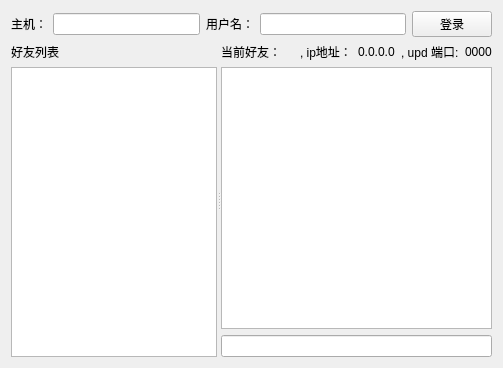
The window that client/client_program.ui (prwang/tcp_practice) describes before a commit, drawn with Qt 5.
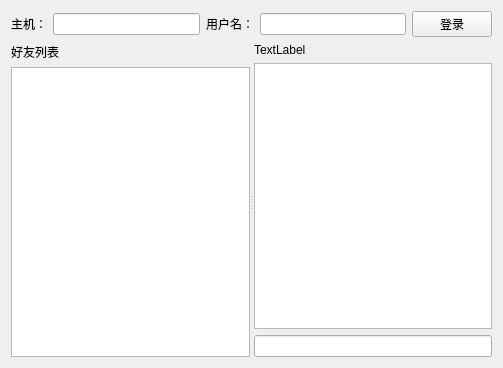
The same window after the commit.

Patch:
```diff
--- a/client/client_program.ui
+++ b/client/client_program.ui
@@ -77,50 +77,11 @@
      <widget class="QWidget" name="enableCtrl" native="true">
       <layout class="QVBoxLayout" name="verticalLayout_2">
        <item>
-        <layout class="QHBoxLayout" name="horizontalLayout_3">
-         <item>
-          <widget class="QLabel" name="label_5">
-           <property name="text">
-            <string>当前好友：</string>
-           </property>
-          </widget>
-         </item>
-         <item>
-          <widget class="QLabel" name="lbCont">
-           <property name="text">
-            <string/>
-           </property>
-          </widget>
-         </item>
-         <item>
-          <widget class="QLabel" name="label_9">
-           <property name="text">
-            <string>, ip地址：</string>
-           </property>
-          </widget>
-         </item>
-         <item>
-          <widget class="QLabel" name="lbIp">
-           <property name="text">
-            <string>0.0.0.0</string>
-           </property>
-          </widget>
-         </item>
-         <item>
-          <widget class="QLabel" name="label_7">
-           <property name="text">
-            <string>, upd 端口:</string>
-           </property>
-          </widget>
-         </item>
-         <item>
-          <widget class="QLabel" name="lbPort">
-           <property name="text">
-            <string>0000</string>
-           </property>
-          </widget>
-         </item>
-        </layout>
+        <widget class="QLabel" name="lbInfos">
+         <property name="text">
+          <string>TextLabel</string>
+         </property>
+        </widget>
        </item>
        <item>
         <widget class="QTextEdit" name="teMessages">
```
